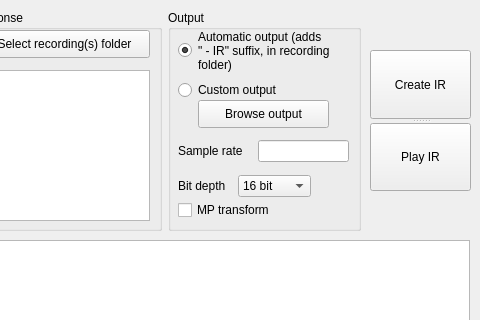
This is design_main_window.ui in JuanPabloZed/IR_Maker as Qt 5 draws it before an edit; both pictures show x 240 to 720 and y 0 to 320 of the 720 by 780 pixel window. The edited form follows.
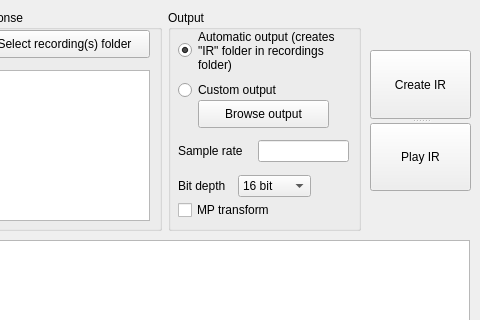
This is the edited form. Custom widgets are drawn as their Qt base class.

```diff
--- a/design_main_window.ui
+++ b/design_main_window.ui
@@ -272,8 +272,8 @@
          </font>
         </property>
         <property name="text">
-         <string notr="true">Automatic output (adds
-&quot; - IR&quot; suffix, in recording
+         <string notr="true">Automatic output (creates
+&quot;IR&quot; folder in recordings
 folder)</string>
         </property>
         <property name="iconSize">
```
